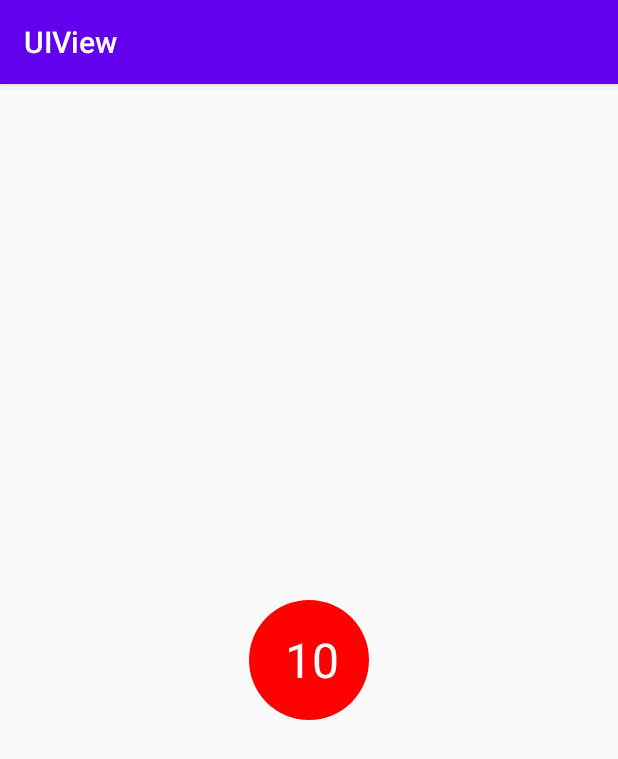
After one commit to KisCode/CustomView, an Android app: the DragBadgeActivity screen opened directly, with no data from a screen before it, on a phone screen of 412 x 824 dp. The commit adds this screen. Shown: the top 759 px of the screen. Run offline under Robolectric (Android 15) with nearby library versions, the phone set to English and light mode, and no system bars.

Commit message:
Add DragBadgeView 实现红色未读拖动效果;

```diff
--- a/app/src/main/AndroidManifest.xml
+++ b/app/src/main/AndroidManifest.xml
@@ -9,7 +9,8 @@
         android:roundIcon="@mipmap/ic_launcher_round"
         android:supportsRtl="true"
         android:theme="@style/AppTheme">
-        <activity android:name=".SplashActivity"></activity>
+        <activity android:name=".DragBadgeActivity"></activity>
+        <activity android:name=".SplashActivity" />
         <activity android:name=".CanvasDemoActivity" />
         <activity android:name=".PaintDemoActivity" />
         <activity android:name=".ScrapCardActivity">
--- /dev/null
+++ b/app/src/main/java/com/kiscode/ui/DragBadgeActivity.java
@@ -0,0 +1,20 @@
+package com.kiscode.ui;
+
+import androidx.appcompat.app.AppCompatActivity;
+
+import android.content.Context;
+import android.content.Intent;
+import android.os.Bundle;
+
+public class DragBadgeActivity extends AppCompatActivity {
+    public static void start(Context context) {
+        Intent starter = new Intent(context, DragBadgeActivity.class);
+        context.startActivity(starter);
+    }
+
+    @Override
+    protected void onCreate(Bundle savedInstanceState) {
+        super.onCreate(savedInstanceState);
+        setContentView(R.layout.activity_drag_badge);
+    }
+}
--- /dev/null
+++ b/app/src/main/java/com/kiscode/ui/view/DragBadgeView.java
@@ -0,0 +1,150 @@
+package com.kiscode.ui.view;
+
+
+import android.content.Context;
+import android.graphics.Canvas;
+import android.graphics.Color;
+import android.graphics.Paint;
+import android.graphics.PointF;
+import android.graphics.Rect;
+import android.util.AttributeSet;
+import android.util.Log;
+import android.view.MotionEvent;
+import android.view.View;
+
+import androidx.annotation.Nullable;
+
+/****
+ * Description: 可拖动的红色角标View
+ *
+ * 1. 圆形背景+数值
+ * 2. 拖动控件本身，固定圆形+拉伸线+拖动圆形
+ * 3. 超出最大距离，跟随手指动
+ * 4. 手指释放，炸裂
+ * Author:  keno
+ * CreateDate: 2020/10/17 20:50
+ */
+
+public class DragBadgeView extends View {
+    private static final String TAG = "DragBadgeView";
+    private Paint mPaint;
+
+    private final int STATE_DEFAULT = 10;
+    private final int STATE_MOVE = 30;
+    private final int STATE_DISSMISS = 40;
+
+    private int mCurrentState = STATE_DEFAULT;
+    private float mDragCenterX, mDragCenterY;
+    private PointF mFixedCenter;
+    private float mTextSize = 48;
+    private float mBadgeRadius, mFixedRadius;
+    private float mMaxDragDistance;
+    private String mBadgeText = "10";
+    private boolean isOverDist;
+
+    public DragBadgeView(Context context) {
+        this(context, null, 0);
+    }
+
+    public DragBadgeView(Context context, @Nullable AttributeSet attrs) {
+        this(context, attrs, 0);
+    }
+
+    public DragBadgeView(Context context, @Nullable AttributeSet attrs, int defStyleAttr) {
+        super(context, attrs, defStyleAttr);
+        init();
+    }
+
+    private void init() {
+        mPaint = new Paint(Paint.ANTI_ALIAS_FLAG);
+        mPaint.setColor(Color.RED);
+    }
+
+    @Override
+    protected void onSizeChanged(int w, int h, int oldw, int oldh) {
+        super.onSizeChanged(w, h, oldw, oldh);
+
+        if (mFixedCenter == null) {
+            mFixedCenter = new PointF(w / 2, h / 2);
+        } else {
+            mFixedCenter.set(w / 2, h / 2);
+        }
+        mBadgeRadius = 60;  //
+        mFixedRadius = mBadgeRadius;
+        mMaxDragDistance = mBadgeRadius * 8;
+    }
+
+    @Override
+    protected void onDraw(Canvas canvas) {
+        if (mCurrentState == STATE_DEFAULT) {
+
+            mPaint.setColor(Color.RED);
+            //绘制圆形背景 和 文字
+            drawCircleAndText(canvas, mFixedCenter.x, mFixedCenter.y);
+        } else if (mCurrentState == STATE_MOVE) {
+            mPaint.setColor(Color.RED);
+            if (!isOverDist) {
+                //绘制 fixedCircle 固定的圆形
+                canvas.drawCircle(mFixedCenter.x, mFixedCenter.y, mFixedRadius, mPaint);
+                //绘制线 贝塞尔曲线
+                canvas.drawLine(mFixedCenter.x, mFixedCenter.y, mDragCenterX, mDragCenterY, mPaint);
+            }
+            drawCircleAndText(canvas, mDragCenterX, mDragCenterY);
+
+        } else if (mCurrentState == STATE_DISSMISS) {
+            //手指释放，炸裂后消失
+            drawCircleAndText(canvas, mDragCenterX, mDragCenterY);
+            Log.i(TAG, "手指释放，炸裂后消失");
+        }
+
+// 1. 圆形背景+数值
+// 2. 拖动控件本身，固定圆形+拉伸线+拖动圆形
+// 3. 超出最大距离，跟随手指动
+// 4. 手指释放，炸裂
+    }
+
+    private void drawCircleAndText(Canvas canvas, float mDragCenterX, float mDragCenterY) {
+        //绘制圆形背景 和 文字
+        canvas.drawCircle(mDragCenterX, mDragCenterY, mBadgeRadius, mPaint);
+        mPaint.setColor(Color.WHITE);
+        mPaint.setTextSize(mTextSize);
+        Rect rect = new Rect();
+        mPaint.getTextBounds(mBadgeText, 0, mBadgeText.length(), rect);
+        canvas.drawText(mBadgeText, mDragCenterX - rect.width() / 2, mDragCenterY + rect.height() / 2, mPaint);
+    }
+
+    @Override
+    public boolean onTouchEvent(MotionEvent event) {
+        switch (event.getAction()) {
+            case MotionEvent.ACTION_DOWN:
+
+                break;
+            case MotionEvent.ACTION_MOVE:
+                if (mCurrentState == STATE_DEFAULT) {
+                    mCurrentState = STATE_MOVE;
+                }
+
+                mDragCenterX = event.getX();
+                mDragCenterY = event.getY();
+                double dst = Math.hypot(mDragCenterX - mFixedCenter.x, mDragCenterY - mFixedCenter.y);
+                if (dst < mMaxDragDistance) {
+                    mFixedRadius = (float) ((mMaxDragDistance - dst) / mMaxDragDistance * mBadgeRadius);
+                } else {
+                    isOverDist = true;
+                }
+                invalidate();
+                break;
+            case MotionEvent.ACTION_UP:
+                dst = Math.hypot(mDragCenterX - mFixedCenter.x, mDragCenterY - mFixedCenter.y);
+                if (dst < mMaxDragDistance) {
+                    mCurrentState = STATE_DEFAULT;
+                } else {
+                    mCurrentState = STATE_DISSMISS;
+                }
+                invalidate();
+                break;
+        }
+
+        return true;
+    }
+}
--- a/app/src/main/java/com/kiscode/ui/view/SplashView.java
+++ b/app/src/main/java/com/kiscode/ui/view/SplashView.java
@@ -120,7 +120,7 @@ public class SplashView extends View {
         }
     }
 
-    private abstract class SplashState {
+    private static abstract class SplashState {
         abstract void drawState(Canvas canvas);
     }
 
--- /dev/null
+++ b/app/src/main/res/layout/activity_drag_badge.xml
@@ -0,0 +1,19 @@
+<?xml version="1.0" encoding="utf-8"?>
+<androidx.constraintlayout.widget.ConstraintLayout xmlns:android="http://schemas.android.com/apk/res/android"
+    xmlns:app="http://schemas.android.com/apk/res-auto"
+    xmlns:tools="http://schemas.android.com/tools"
+    android:layout_width="match_parent"
+    android:layout_height="match_parent"
+    tools:context="com.kiscode.ui.DragBadgeActivity">
+
+    <com.kiscode.ui.view.DragBadgeView
+        android:id="@+id/drag_badge"
+        android:layout_width="wrap_content"
+        android:layout_height="wrap_content"
+        app:layout_constraintBottom_toBottomOf="parent"
+        app:layout_constraintLeft_toLeftOf="parent"
+        app:layout_constraintRight_toRightOf="parent"
+        app:layout_constraintTop_toTopOf="parent" />
+
+
+</androidx.constraintlayout.widget.ConstraintLayout>
--- a/app/src/main/res/layout/activity_main.xml
+++ b/app/src/main/res/layout/activity_main.xml
@@ -24,4 +24,10 @@
         android:layout_width="wrap_content"
         android:layout_height="wrap_content"
         android:text="SplashView" />
+
+    <Button
+        android:id="@+id/btn_drag"
+        android:layout_width="wrap_content"
+        android:layout_height="wrap_content"
+        android:text="Drag Badge " />
 </LinearLayout>
```
Also changed, not shown: app/src/main/java/com/kiscode/ui/MainActivity.java (+6 -1 lines).
